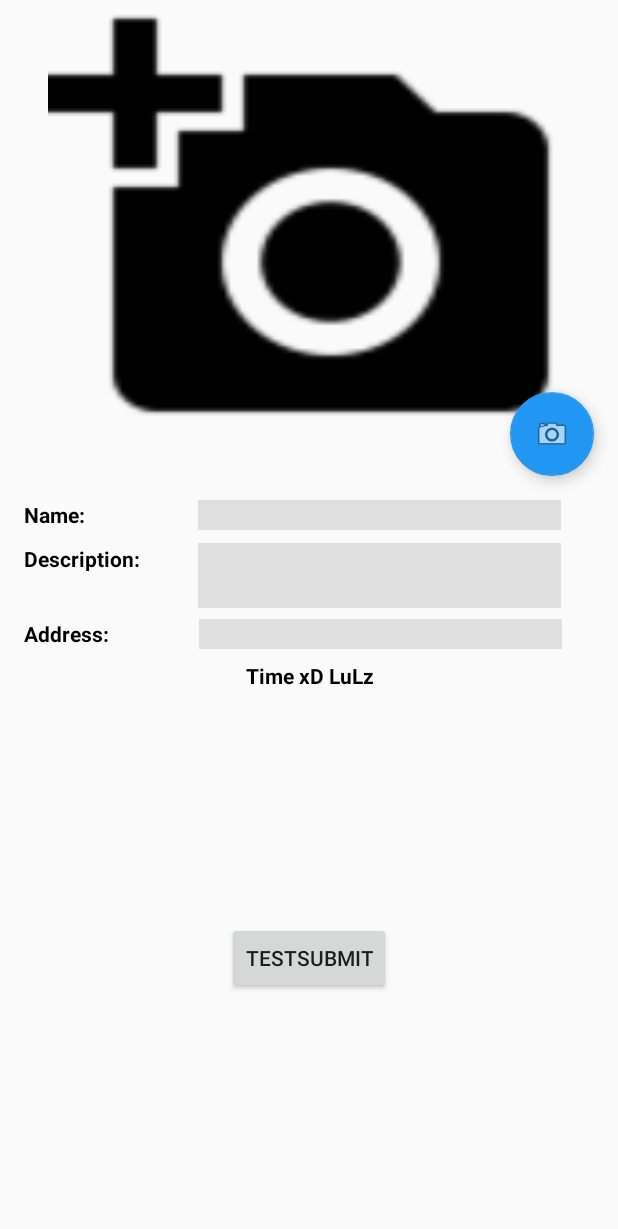
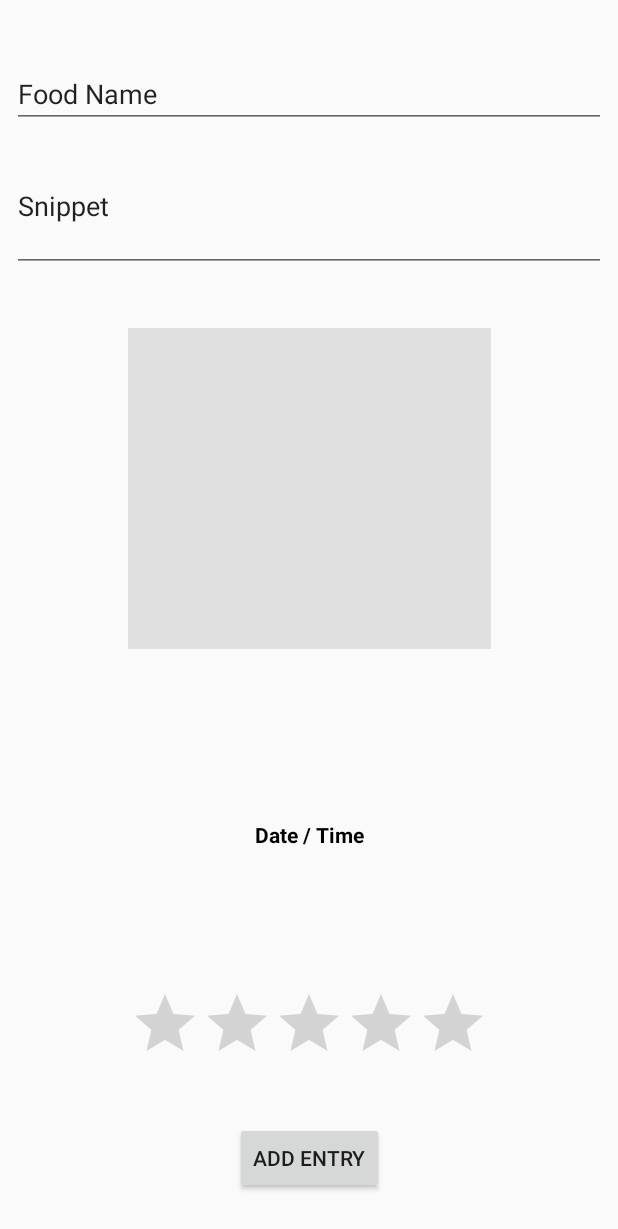
Before and after one commit to jofranz/FoodTrackerAndroid, an Android app: the layout add_fragment.xml on its own in the app's theme, with its tools: preview values and no code run, on a phone screen of 412 x 824 dp. Shown: the top 1229 px of the screen. Run offline under Robolectric (Android 15) with nearby library versions, the phone set to English and light mode, and no system bars.

Commit message:
Finished alpha version of AddActivity. Updated latex documentation.

```diff
--- a/app/src/main/java/app/foodtracker/de/foodtracker/SecondMainActivity.kt
+++ b/app/src/main/java/app/foodtracker/de/foodtracker/SecondMainActivity.kt
@@ -182,7 +182,7 @@ class SecondMainActivity : AppCompatActivity(){
             2
             -> if (true) {
                 val intent = Intent(this, AddActivity::class.java).apply {
-                    putExtra("extratext", "text")
+                    putExtra("extratext", "valuetext")
                 }
                 startActivity(intent)
             }
--- a/app/src/main/res/layout/activity_add.xml
+++ b/app/src/main/res/layout/activity_add.xml
@@ -10,9 +10,11 @@
     <android.support.design.widget.AppBarLayout
         android:id="@+id/app_bar"
         android:layout_width="match_parent"
-        android:layout_height="match_parent"
+        android:layout_height="@dimen/app_bar_height"
         android:fitsSystemWindows="true"
         android:theme="@style/AppTheme.AppBarOverlay">
+
+
 
         <android.support.design.widget.CollapsingToolbarLayout
             android:id="@+id/toolbar_layout"
@@ -22,6 +24,12 @@
             app:contentScrim="?attr/colorPrimary"
             app:layout_scrollFlags="scroll|exitUntilCollapsed"
             app:toolbarId="@+id/toolbar">
+
+            <ImageView
+                android:id="@+id/my_custom_icon"
+                android:layout_width="match_parent"
+                android:layout_height="match_parent"
+                android:src="@drawable/ic_menu_gallery"/>
 
             <android.support.v7.widget.Toolbar
                 android:id="@+id/toolbar"
@@ -42,6 +50,6 @@
         android:layout_margin="@dimen/fab_margin"
         app:layout_anchor="@id/app_bar"
         app:layout_anchorGravity="bottom|end"
-        app:srcCompat="@android:drawable/ic_dialog_email" />
+        app:srcCompat="@drawable/ic_menu_camera" />
 
 </android.support.design.widget.CoordinatorLayout>
--- a/app/src/main/res/layout/add_fragment.xml
+++ b/app/src/main/res/layout/add_fragment.xml
@@ -6,135 +6,93 @@
     android:layout_height="match_parent"
     app:layout_behavior="@string/appbar_scrolling_view_behavior">
 
-    <ImageView xmlns:app="http://schemas.android.com/apk/res-auto"
-        android:id="@+id/picturePreview"
-        android:layout_width="348dp"
-        android:layout_height="299dp"
-        android:src="@drawable/ic_add_a_photo_black_48dp"
-        android:scaleType="fitXY"
-        app:layout_constraintEnd_toEndOf="parent"
-        app:layout_constraintStart_toStartOf="parent"
-        app:layout_constraintTop_toTopOf="parent" />
-
-    <EditText
-        android:id="@+id/foodName"
-        android:layout_width="242dp"
-        android:layout_height="20dp"
-        android:layout_marginEnd="16dp"
-        android:layout_marginStart="8dp"
-        android:background="@color/colorGray"
-        app:layout_constraintEnd_toEndOf="parent"
-        app:layout_constraintStart_toEndOf="@+id/textView2"
-        app:layout_constraintTop_toTopOf="@+id/textView2" />
-
-    <TextView
-        android:id="@+id/textView2"
-        android:layout_width="86dp"
-        android:layout_height="21dp"
-        android:layout_marginStart="16dp"
-        android:layout_marginTop="34dp"
-        android:text="@string/foodname"
-        android:textAlignment="viewStart"
-        android:textColor="@android:color/black"
-        android:textStyle="bold"
-        app:layout_constraintStart_toStartOf="parent"
-        app:layout_constraintTop_toBottomOf="@+id/picturePreview" />
-
-    <TextView
-        android:id="@+id/textView3"
-        android:layout_width="86dp"
-        android:layout_height="18dp"
-        android:layout_marginStart="16dp"
-        android:layout_marginTop="8dp"
-        android:text="@string/snippet"
-        android:textAlignment="viewStart"
-        android:textColor="@android:color/black"
-        android:textStyle="bold"
-        app:layout_constraintStart_toStartOf="parent"
-        app:layout_constraintTop_toBottomOf="@+id/textView2" />
-
-    <EditText
-        android:id="@+id/snippet"
-        android:layout_width="242dp"
-        android:layout_height="43dp"
-        android:layout_marginBottom="8dp"
-        android:layout_marginEnd="16dp"
-        android:layout_marginStart="8dp"
-        android:background="@color/colorGray"
-        android:maxLines="3"
-        android:minLines="2"
-        android:textColor="@android:color/black"
-        app:layout_constraintBottom_toTopOf="@+id/addressEdit"
-        app:layout_constraintEnd_toEndOf="parent"
-        app:layout_constraintStart_toEndOf="@+id/textView3"
-        app:layout_constraintTop_toTopOf="@+id/textView3" />
-
     <EditText
         android:id="@+id/addressEdit"
         android:layout_width="242dp"
-        android:layout_height="20dp"
-        android:layout_marginEnd="16dp"
+        android:layout_height="0dp"
+        android:layout_marginBottom="114dp"
+        android:layout_marginEnd="8dp"
         android:layout_marginStart="8dp"
+        android:layout_marginTop="29dp"
         android:background="@color/colorGray"
         android:textColor="@android:color/black"
+        app:layout_constraintBottom_toTopOf="@+id/infoTime"
         app:layout_constraintEnd_toEndOf="parent"
-        app:layout_constraintHorizontal_bias="0.514"
-        app:layout_constraintStart_toEndOf="@+id/address"
-        app:layout_constraintTop_toTopOf="@+id/address" />
-
-    <TextView
-        android:id="@+id/address"
-        android:layout_width="86dp"
-        android:layout_height="wrap_content"
-        android:layout_marginStart="16dp"
-        android:layout_marginTop="32dp"
-        android:text="@string/address"
-        android:textAlignment="viewStart"
-        android:textColor="@android:color/black"
-        android:textStyle="bold"
         app:layout_constraintStart_toStartOf="parent"
-        app:layout_constraintTop_toBottomOf="@+id/textView3" />
+        app:layout_constraintTop_toBottomOf="@+id/snippet" />
 
     <TextView
         android:id="@+id/infoTime"
         android:layout_width="wrap_content"
-        android:layout_height="wrap_content"
-        android:layout_marginEnd="16dp"
-        android:layout_marginStart="16dp"
-        android:layout_marginTop="8dp"
-        android:text="Time xD LuLz"
+        android:layout_height="32dp"
+        android:layout_marginBottom="80dp"
+        android:layout_marginEnd="8dp"
+        android:layout_marginStart="8dp"
+        android:text="Date / Time"
         android:textColor="@android:color/black"
         android:textStyle="bold"
+        app:layout_constraintBottom_toTopOf="@+id/ratingBar"
         app:layout_constraintEnd_toEndOf="parent"
-        app:layout_constraintHorizontal_bias="0.502"
-        app:layout_constraintStart_toStartOf="parent"
-        app:layout_constraintTop_toBottomOf="@+id/addressEdit" />
+        app:layout_constraintStart_toStartOf="parent" />
 
-
-    <android.support.design.widget.FloatingActionButton
-        android:id="@+id/camera"
-        android:layout_width="wrap_content"
-        android:layout_height="wrap_content"
-        android:layout_margin="@dimen/fab_margin"
-        android:layout_marginEnd="8dp"
-        app:layout_anchor="@id/toolbar"
-        app:layout_anchorGravity="bottom|end"
-        app:layout_constraintBottom_toTopOf="@+id/foodName"
-        app:layout_constraintEnd_toEndOf="parent"
-        app:srcCompat="@android:drawable/ic_menu_camera" />
 
     <Button
         android:id="@+id/submit"
         android:layout_width="wrap_content"
         android:layout_height="wrap_content"
+        android:layout_marginBottom="28dp"
+        android:layout_marginEnd="8dp"
+        android:layout_marginStart="8dp"
+        android:text="ADD ENTRY"
+        app:layout_constraintBottom_toBottomOf="parent"
+        app:layout_constraintEnd_toEndOf="parent"
+        app:layout_constraintHorizontal_bias="0.501"
+        app:layout_constraintStart_toStartOf="parent" />
+
+    <EditText
+        android:id="@+id/foodName"
+        android:layout_width="match_parent"
+        android:layout_height="wrap_content"
+        android:layout_marginEnd="8dp"
+        android:layout_marginStart="8dp"
+        android:layout_marginTop="40dp"
+        android:ems="10"
+        android:hint="Food Name"
+        android:inputType="textPersonName"
+        app:layout_constraintEnd_toEndOf="parent"
+        app:layout_constraintStart_toStartOf="parent"
+        app:layout_constraintTop_toTopOf="parent"
+        tools:text="Food Name" />
+
+    <RatingBar
+        android:id="@+id/ratingBar"
+        android:layout_width="wrap_content"
+        android:layout_height="wrap_content"
+        android:layout_marginBottom="32dp"
+        android:layout_marginEnd="8dp"
+        android:layout_marginStart="8dp"
+        app:layout_constraintBottom_toTopOf="@+id/submit"
+        app:layout_constraintEnd_toEndOf="parent"
+        app:layout_constraintStart_toStartOf="parent" />
+
+    <EditText
+        android:id="@+id/snippet"
+        android:inputType="textMultiLine"
+        android:lines="3"
+        android:minLines="3"
+        android:maxLines="5"
+        android:layout_width="match_parent"
+        android:layout_height="wrap_content"
         android:layout_marginBottom="8dp"
         android:layout_marginEnd="8dp"
         android:layout_marginStart="8dp"
-        android:layout_marginTop="20dp"
-        android:text="TestSubmit"
-        app:layout_constraintBottom_toBottomOf="parent"
+        android:layout_marginTop="8dp"
+        android:ems="10"
+        android:hint="Food Description"
+        app:layout_constraintBottom_toTopOf="@+id/addressEdit"
         app:layout_constraintEnd_toEndOf="parent"
         app:layout_constraintStart_toStartOf="parent"
-        app:layout_constraintTop_toTopOf="@+id/infoTime" />
+        app:layout_constraintTop_toBottomOf="@+id/foodName"
+        tools:text="Snippet" />
 
 </android.support.constraint.ConstraintLayout>
--- a/app/src/main/res/layout/content_add.xml
+++ b/app/src/main/res/layout/content_add.xml
@@ -8,10 +8,6 @@
     tools:context=".AddActivity"
     tools:showIn="@layout/activity_add">
 
-
-    <TextView
-        android:layout_width="match_parent"
-        android:layout_height="match_parent"
-        android:id="@+id/textView"/>
+    <include layout="@layout/add_fragment"></include>
 
 </android.support.v4.widget.NestedScrollView>
--- /dev/null
+++ b/app/src/main/res/menu/menu_add_org.xml
@@ -0,0 +1,10 @@
+<menu xmlns:android="http://schemas.android.com/apk/res/android"
+    xmlns:app="http://schemas.android.com/apk/res-auto"
+    xmlns:tools="http://schemas.android.com/tools"
+    tools:context="app.foodtracker.de.foodtracker.AddActivity">
+    <item
+        android:id="@+id/action_settings"
+        android:orderInCategory="100"
+        android:title="@string/action_settings"
+        app:showAsAction="never" />
+</menu>
--- a/app/src/main/res/values/dimens.xml
+++ b/app/src/main/res/values/dimens.xml
@@ -5,4 +5,6 @@
     <dimen name="nav_header_vertical_spacing">8dp</dimen>
     <dimen name="nav_header_height">176dp</dimen>
     <dimen name="fab_margin">16dp</dimen>
+    <dimen name="app_bar_height">180dp</dimen>
+    <dimen name="text_margin">16dp</dimen>
 </resources>
--- a/app/src/main/res/values/strings.xml
+++ b/app/src/main/res/values/strings.xml
@@ -1,11 +1,11 @@
 <resources>
-    <string name="app_name">FoodTracker</string>
+    <string name="app_name">FT</string>
     <string name="action_settings">Settings</string>
     <string name="title_permission">Location Permission</string>
     <string name="text_permission">Its required to add a location to a meal</string>
     <string name="ok">OK</string>
     <string name="map_add">ADD MARKER</string>
-    <string name ="take_photo">Foto machen</string>
+    <string name="take_photo">Foto machen</string>
 
     <string name="drawer_open">Open navigation drawer</string>
     <string name="drawer_close">Close navigation drawer</string>
@@ -29,5 +29,6 @@
     <string name="dropDownWeek">Week</string>
     <string name="dropDown2Weeks">2 Weeks</string>
     <string name="dropDownMonth">Month</string>
+    <string name="title_activity_add">AddActivity</string>
 
 </resources>
--- a/app/src/main/res/values/styles.xml
+++ b/app/src/main/res/values/styles.xml
@@ -7,6 +7,7 @@
         <item name="colorPrimaryDark">@color/colorPrimaryDark</item>
         <item name="colorAccent">@color/colorAccent</item>
     </style>
+
     <style name="AppTheme.NoActionBar">
         <item name="windowActionBar">false</item>
         <item name="windowNoTitle">true</item>
```
Also changed, not shown: app/src/main/AndroidManifest.xml (+5 -5 lines), app/src/main/java/app/foodtracker/de/foodtracker/AddActivity.kt (line endings or trailing spaces), 7 other files.
